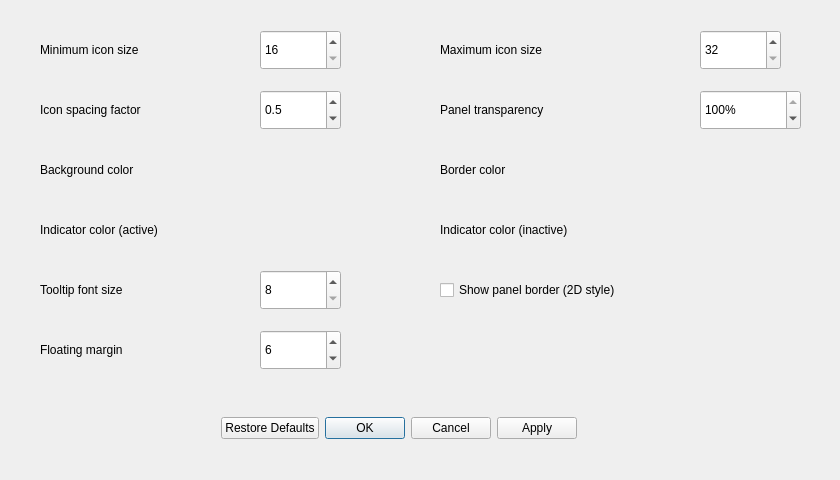
Qt form src/view/appearance_settings_dialog.ui (dangvd/crystal-dock) before a commit.
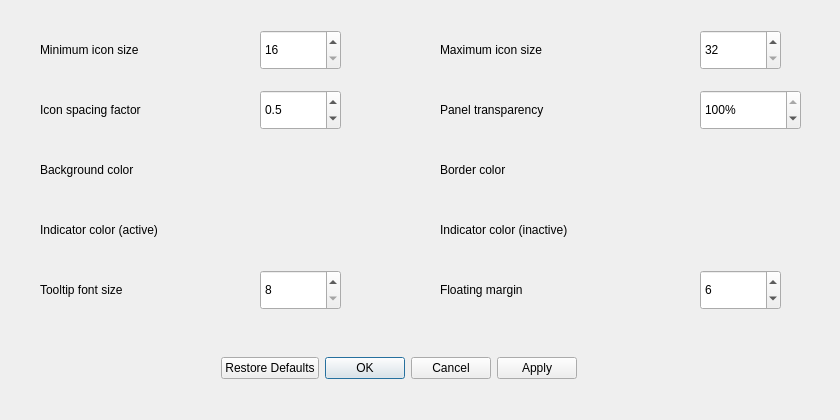
The same form after that commit.

Commit message: Some clean-up for Appearance Settings dialog and model re. removing show border option

What changed in the file:
```diff
--- a/src/view/appearance_settings_dialog.ui
+++ b/src/view/appearance_settings_dialog.ui
@@ -7,7 +7,7 @@
     <x>0</x>
     <y>0</y>
     <width>840</width>
-    <height>480</height>
+    <height>420</height>
    </rect>
   </property>
   <property name="windowTitle">
@@ -17,7 +17,7 @@
    <property name="geometry">
     <rect>
      <x>34</x>
-     <y>410</y>
+     <y>350</y>
      <width>730</width>
      <height>36</height>
     </rect>
@@ -122,19 +122,6 @@
     <string>Background color</string>
    </property>
   </widget>
-  <widget class="QCheckBox" name="showBorder">
-   <property name="geometry">
-    <rect>
-     <x>440</x>
-     <y>270</y>
-     <width>301</width>
-     <height>40</height>
-    </rect>
-   </property>
-   <property name="text">
-    <string>Show panel border (2D style)</string>
-   </property>
-  </widget>
   <widget class="QLabel" name="borderColorLabel">
    <property name="geometry">
     <rect>
@@ -243,8 +230,8 @@
   <widget class="QLabel" name="floatingMarginLabel">
    <property name="geometry">
     <rect>
-     <x>40</x>
-     <y>330</y>
+     <x>440</x>
+     <y>270</y>
      <width>200</width>
      <height>40</height>
     </rect>
@@ -256,8 +243,8 @@
   <widget class="QSpinBox" name="floatingMargin">
    <property name="geometry">
     <rect>
-     <x>260</x>
-     <y>330</y>
+     <x>700</x>
+     <y>270</y>
      <width>81</width>
      <height>40</height>
     </rect>
```
The commit also changes 3 other files.
